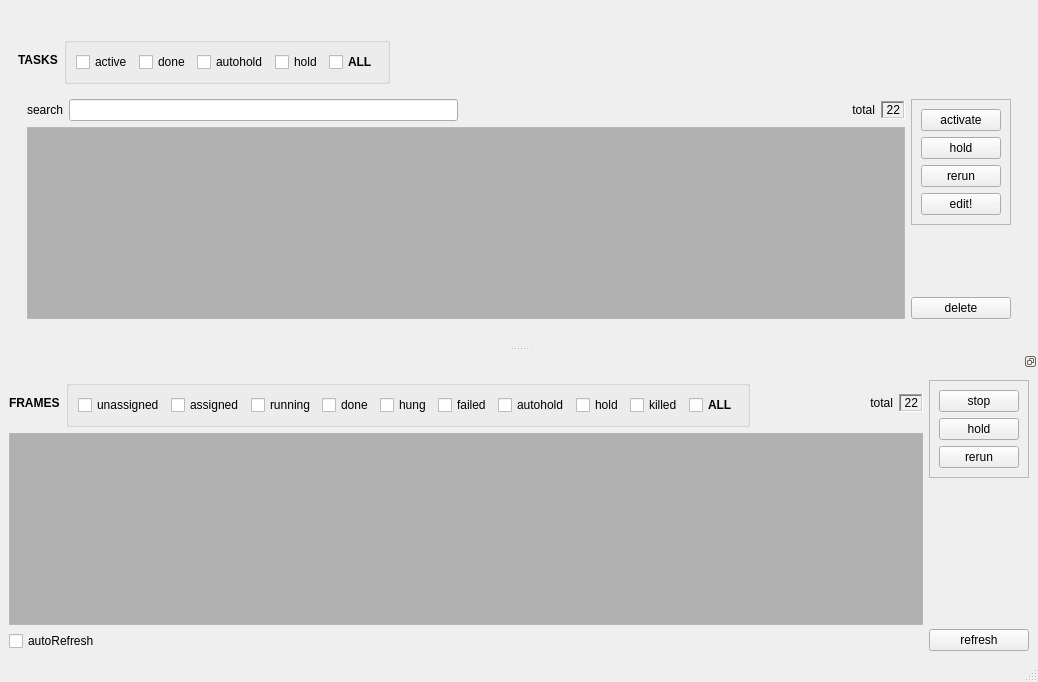
Before: the Qt Designer form rbhusUI/lib/rbhusListMod.ui in aumanimationstudios/rbhus, drawn with Qt 5.
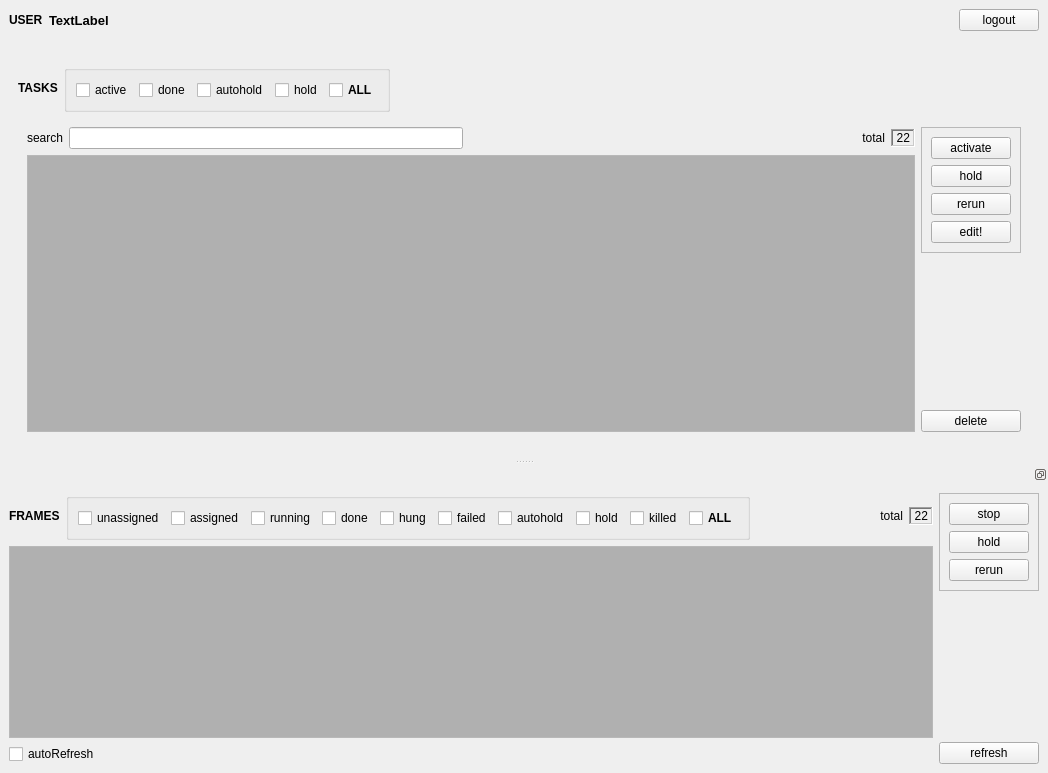
After: the same form once the commit is applied.

What changed in the file:
```diff
--- a/rbhusUI/lib/rbhusListMod.ui
+++ b/rbhusUI/lib/rbhusListMod.ui
@@ -9,8 +9,8 @@
    <rect>
     <x>0</x>
     <y>0</y>
-    <width>1013</width>
-    <height>662</height>
+    <width>1048</width>
+    <height>773</height>
    </rect>
   </property>
   <property name="sizePolicy">
@@ -36,6 +36,57 @@
   </property>
   <widget class="QWidget" name="centralwidget">
    <layout class="QVBoxLayout" name="verticalLayout_5">
+    <item>
+     <layout class="QHBoxLayout" name="horizontalLayout">
+      <item>
+       <widget class="QLabel" name="label">
+        <property name="sizePolicy">
+         <sizepolicy hsizetype="Maximum" vsizetype="Preferred">
+          <horstretch>0</horstretch>
+          <verstretch>0</verstretch>
+         </sizepolicy>
+        </property>
+        <property name="font">
+         <font>
+          <weight>75</weight>
+          <bold>true</bold>
+         </font>
+        </property>
+        <property name="text">
+         <string>USER</string>
+        </property>
+       </widget>
+      </item>
+      <item>
+       <widget class="QLabel" name="labelUser">
+        <property name="font">
+         <font>
+          <pointsize>10</pointsize>
+          <weight>75</weight>
+          <bold>true</bold>
+          <underline>false</underline>
+         </font>
+        </property>
+        <property name="text">
+         <string>TextLabel</string>
+        </property>
+       </widget>
+      </item>
+      <item>
+       <widget class="QPushButton" name="pushLogout">
+        <property name="sizePolicy">
+         <sizepolicy hsizetype="Maximum" vsizetype="Fixed">
+          <horstretch>0</horstretch>
+          <verstretch>0</verstretch>
+         </sizepolicy>
+        </property>
+        <property name="text">
+         <string>logout</string>
+        </property>
+       </widget>
+      </item>
+     </layout>
+    </item>
     <item>
      <widget class="QDockWidget" name="dockWidgetTasks">
       <property name="sizePolicy">
@@ -473,23 +524,12 @@
     </item>
    </layout>
   </widget>
-  <widget class="QMenuBar" name="menubar">
-   <property name="geometry">
-    <rect>
-     <x>0</x>
-     <y>0</y>
-     <width>1013</width>
-     <height>19</height>
-    </rect>
-   </property>
-  </widget>
-  <widget class="QStatusBar" name="statusbar"/>
   <widget class="QDockWidget" name="dockWidgetFrames">
    <property name="enabled">
     <bool>true</bool>
    </property>
    <property name="sizePolicy">
-    <sizepolicy hsizetype="MinimumExpanding" vsizetype="MinimumExpanding">
+    <sizepolicy hsizetype="Preferred" vsizetype="Preferred">
      <horstretch>0</horstretch>
      <verstretch>0</verstretch>
     </sizepolicy>
```
Left out of the diff: 2 changed lines with no effect on the pictures.
